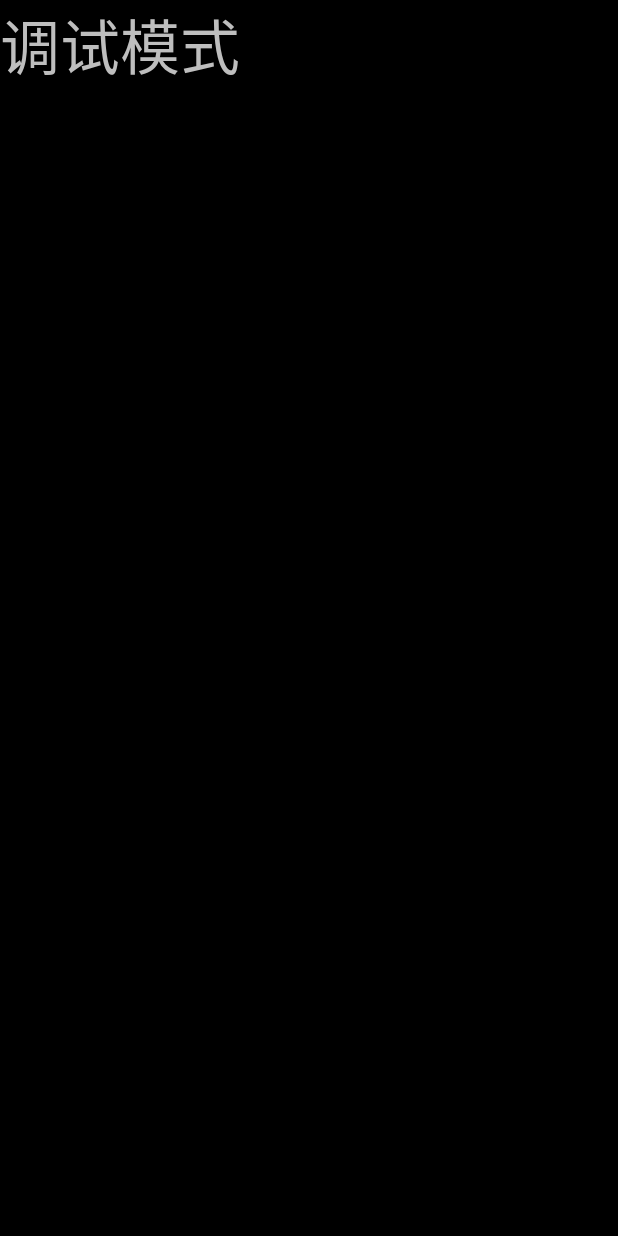
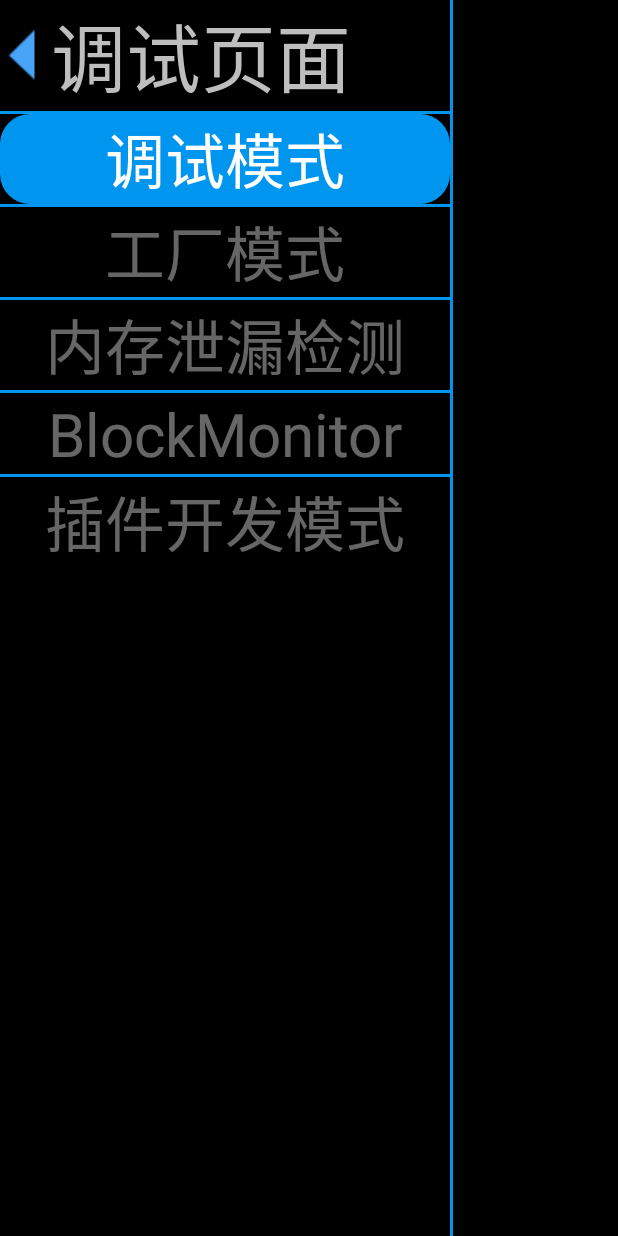
Before and after one commit to SpeedRn/MyApplication, an Android app: the layout activity_dev.xml on its own in the app's theme, with its tools: preview values and no code run, on a phone screen of 412 x 824 dp. Run offline under Robolectric (Android 15) with nearby library versions, the phone set to English and light mode, and no system bars.

Commit message:
add fragment

```diff
--- a/app/src/main/AndroidManifest.xml
+++ b/app/src/main/AndroidManifest.xml
@@ -34,13 +34,16 @@
             android:name=".MainActivity"
             android:label="主页面"
             android:launchMode="standard">
+
+
+        </activity>
+        <activity android:name=".DevActivity">
             <intent-filter>
                 <action android:name="android.intent.action.MAIN" />
 
                 <category android:name="android.intent.category.LEANBACK_LAUNCHER" />
                 <category android:name="android.intent.category.LAUNCHER" />
             </intent-filter>
-
         </activity>
 
         <service
--- a/app/src/main/java/com/example/sdpc/myapplication/fragments/NormalFragment.java
+++ b/app/src/main/java/com/example/sdpc/myapplication/fragments/NormalFragment.java
@@ -46,11 +46,11 @@ public  class NormalFragment extends BaseFragment {
         View v = inflater.inflate(R.layout.base_fragment, null);
         child = v.findViewById(R.id.focus_button);
         child2 = v.findViewById(R.id.focus_button2);
-//        bg = (SimpleDraweeView) v.findViewById(R.id.iv_bg);
+        bg = (SimpleDraweeView) v.findViewById(R.id.iv_bg);
 //        bg = new SimpleDraweeView(getActivity());
 //
 //        bg.setLayoutParams(new LinearLayout.LayoutParams(600, 600));
-//        bg.setImageURI(Uri.parse("res://" + getActivity().getPackageName() + File.separator + R.raw.temp_sport));
+        bg.setImageURI(Uri.parse("res://" + getActivity().getPackageName() + File.separator + R.raw.temp_sport));
 //        ((ViewGroup) v).addView(bg);
         child.setOnClickListener(new View.OnClickListener() {
             @Override
--- /dev/null
+++ b/app/src/main/res/drawable/divider.xml
@@ -0,0 +1,11 @@
+<?xml version="1.0" encoding="utf-8"?>
+<shape xmlns:android="http://schemas.android.com/apk/res/android"
+    android:shape="rectangle">
+    <solid android:color="@color/transparent" />
+    <stroke
+        android:width="1dp"
+        android:color="@color/blue" />
+    <size
+        android:width="2dp"
+        android:height="2dp" />
+</shape>
--- a/app/src/main/res/layout/activity_dev.xml
+++ b/app/src/main/res/layout/activity_dev.xml
@@ -2,18 +2,55 @@
 <LinearLayout xmlns:android="http://schemas.android.com/apk/res/android"
     android:layout_width="match_parent"
     android:layout_height="match_parent"
-    android:orientation="horizontal">
+    android:divider="@drawable/divider"
+    android:orientation="horizontal"
+    android:showDividers="middle">
+
     <LinearLayout
         android:id="@+id/ll_dev_name"
+        android:layout_width="300dp"
+        android:layout_height="match_parent"
+        android:divider="@drawable/divider"
         android:orientation="vertical"
-        android:layout_width="300dp"
-        android:layout_height="match_parent">
+        android:showDividers="middle">
+
         <TextView
-            android:layout_width="match_parent"
+            android:layout_width="wrap_content"
             android:layout_height="wrap_content"
-            android:text="调试模式"
-            android:textSize="40sp"/>
+            android:drawableLeft="@drawable/left"
+            android:text="调试页面"
+            android:textSize="50sp" />
+
+        <TextView
+            android:id="@+id/tv_dev_mode"
+            style="@style/style_dev_tab"
+            android:text="调试模式" />
+
+        <TextView
+            android:id="@+id/tv_factory_mode"
+            style="@style/style_dev_tab"
+            android:text="工厂模式" />
+
+        <TextView
+            android:id="@+id/tv_leakcanary_mode"
+            style="@style/style_dev_tab"
+            android:text="内存泄漏检测" />
+
+        <TextView
+            android:id="@+id/tv_block_monitor"
+            style="@style/style_dev_tab"
+            android:text="BlockMonitor" />
+
+        <TextView
+            android:id="@+id/tv_plugin_dev_mode"
+            style="@style/style_dev_tab"
+            android:text="插件开发模式" />
 
     </LinearLayout>
 
+    <FrameLayout
+        android:id="@+id/container"
+        android:layout_width="match_parent"
+        android:layout_height="match_parent" />
+
 </LinearLayout>
--- a/app/src/main/res/values/styles.xml
+++ b/app/src/main/res/values/styles.xml
@@ -13,4 +13,15 @@
             <item name="android:textColor">@color/color_white</item>
         </style>
 
+    <style name="style_dev_tab">
+        <item name="android:layout_width">match_parent</item>
+        <item name="android:layout_height">wrap_content</item>
+        <item name="android:gravity">center</item>
+        <item name="android:focusable">true</item>
+        <item name="android:focusableInTouchMode">true</item>
+        <item name="android:background">@drawable/title_bg_selector</item>
+        <item name="android:textColor">@drawable/title_tv_text_selector</item>
+        <item name="android:textSize">40sp</item>
+    </style>
+
 </resources>
```
Also changed, not shown: app/src/main/java/com/example/sdpc/myapplication/DevActivity.java (added, +76 -0 lines).
